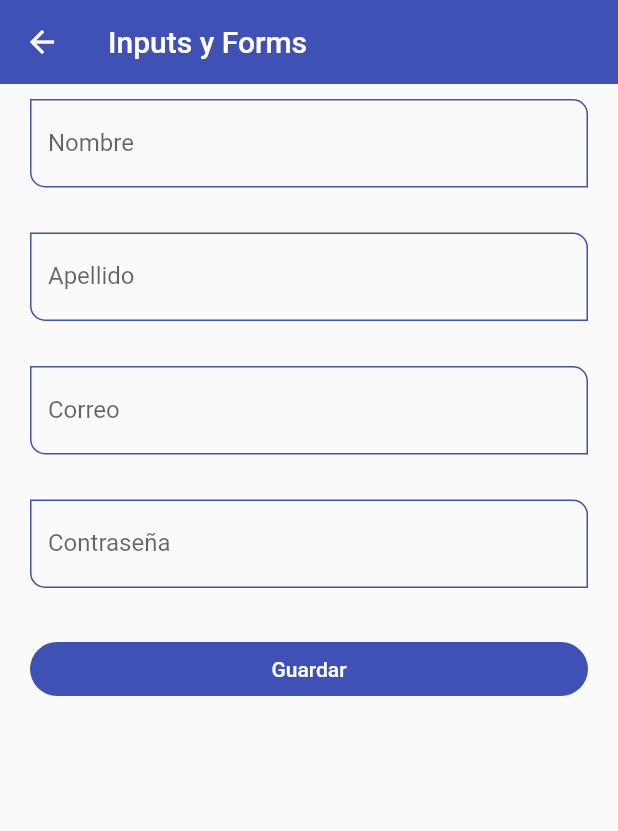
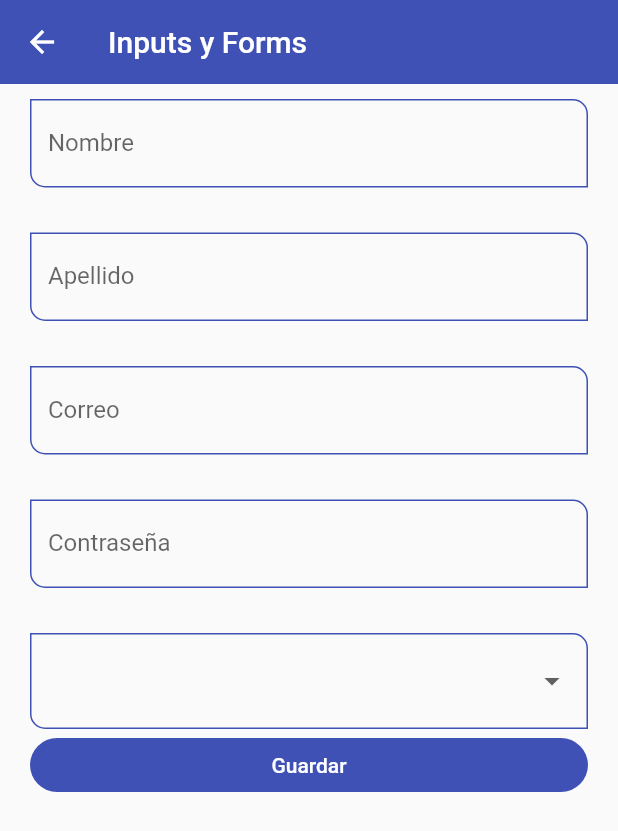
Before and after one commit to puchingui/flutter_components, a Flutter app: the InputsScreen screen opened by its route, on a phone screen of 412 x 824 dp. Shown: the top 831 px of the screen. Run offline on Flutter 3.47's test engine with Material 2 defaults, Android fonts, the phone set to English and light mode, and no system bars.

Commit message:
DropDownButtonFormField and DropdownMenuItem

```diff
--- a/lib/screens/inputs_screen.dart
+++ b/lib/screens/inputs_screen.dart
@@ -56,6 +56,21 @@ class InputsScreen extends StatelessWidget {
                 formValues: formValues,
               ),
               const SizedBox(height: 30),
+              DropdownButtonFormField<String>(
+                items: const [
+                  DropdownMenuItem(child: Text('Admin'), value: 'admin'),
+                  DropdownMenuItem(
+                      child: Text('Superuser'), value: 'superuser'),
+                  DropdownMenuItem(
+                      child: Text('Developer'), value: 'developer'),
+                  DropdownMenuItem(
+                      child: Text('Jr. Developer'), value: 'jr. developer'),
+                ],
+                onChanged: (value) {
+                  print(value);
+                  formValues['role'] = value ?? 'Admin';
+                },
+              ),
               ElevatedButton(
                   onPressed: () {
                     // Guarda el teclado
```
